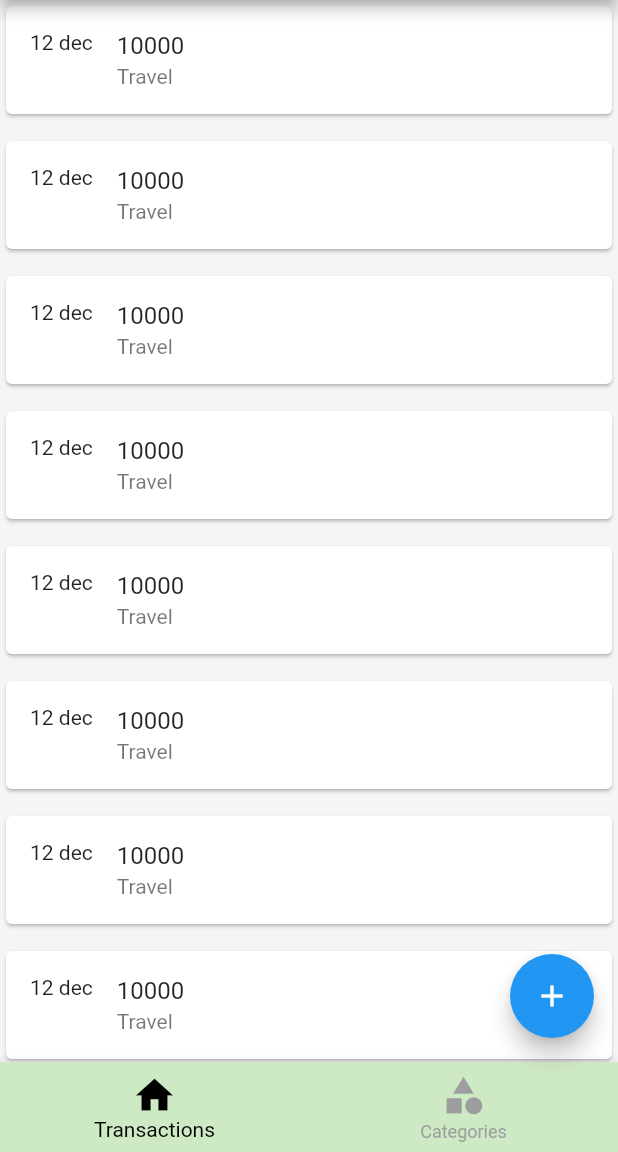
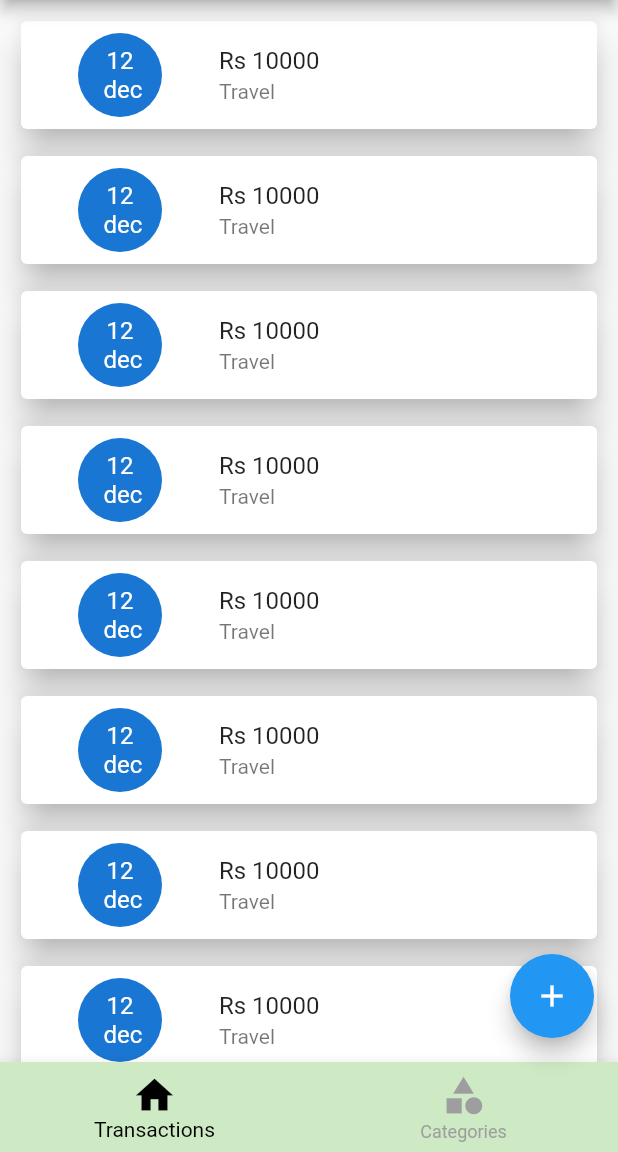
Before and after one commit to mrudulmohan007/funds-folio-money-management_app, a Flutter app: the screen it shows after launch, on a phone screen of 412 x 824 dp, the part 84-1236 px from its top. Run offline on Flutter 3.47's test engine with Material 2 defaults, Android fonts, the light colour scheme and no system bars.

Commit message:
dummy details added in transaction page

```diff
--- a/lib/screens/home/screen_home.dart
+++ b/lib/screens/home/screen_home.dart
@@ -14,7 +14,6 @@ class ScreenHome extends StatelessWidget {
   @override
   Widget build(BuildContext context) {
     return Scaffold(
-      backgroundColor: Colors.grey[100],
       appBar: AppBar(
         title: Text('MONEY MANAGER'),
         backgroundColor: Colors.blue[300],
--- a/lib/screens/transactions/screen_transaction.dart
+++ b/lib/screens/transactions/screen_transaction.dart
@@ -6,11 +6,19 @@ class ScreenTransaction extends StatelessWidget {
   @override
   Widget build(BuildContext context) {
     return ListView.separated(
+      padding: const EdgeInsets.all(10),
       itemBuilder: ((context, index) {
-        return Card(
+        return const Card(
+          elevation: 10,
           child: ListTile(
-            leading: Text('12 dec'),
-            title: Text('10000'),
+            leading: CircleAvatar(
+              radius: 50,
+              child: Text(
+                '12\n dec',
+                textAlign: TextAlign.center,
+              ),
+            ),
+            title: Text('Rs 10000'),
             subtitle: Text('Travel'),
           ),
         );
```
Also changed, not shown: lib/screens/category/screen_category.dart (+29 -2 lines).
